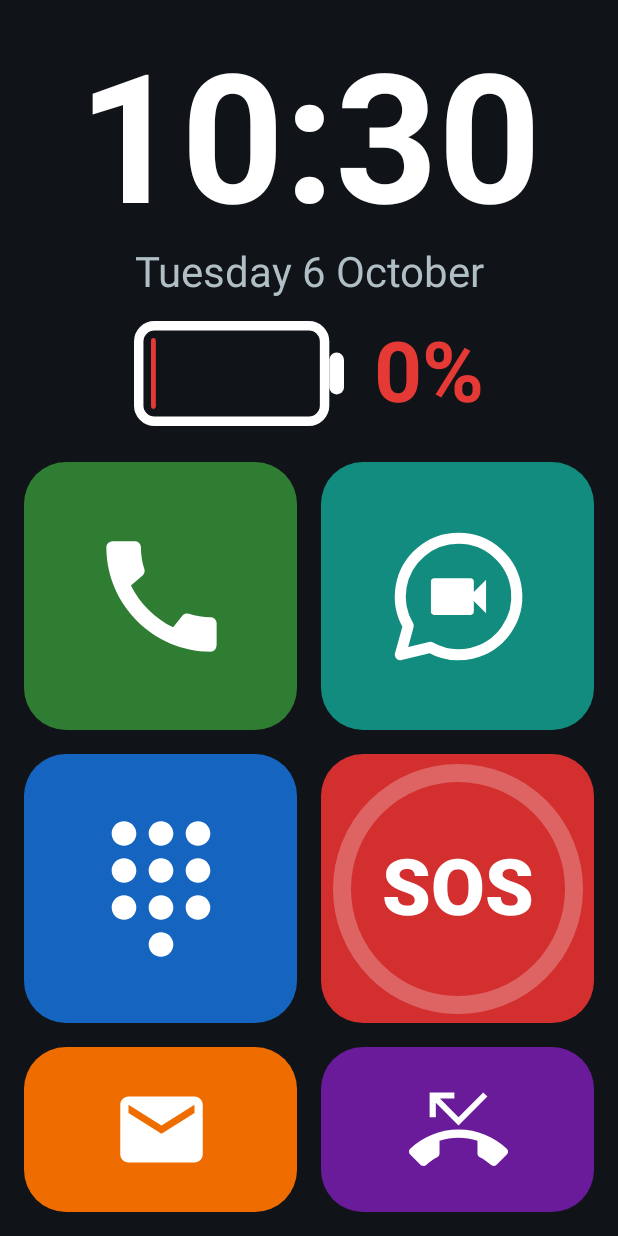
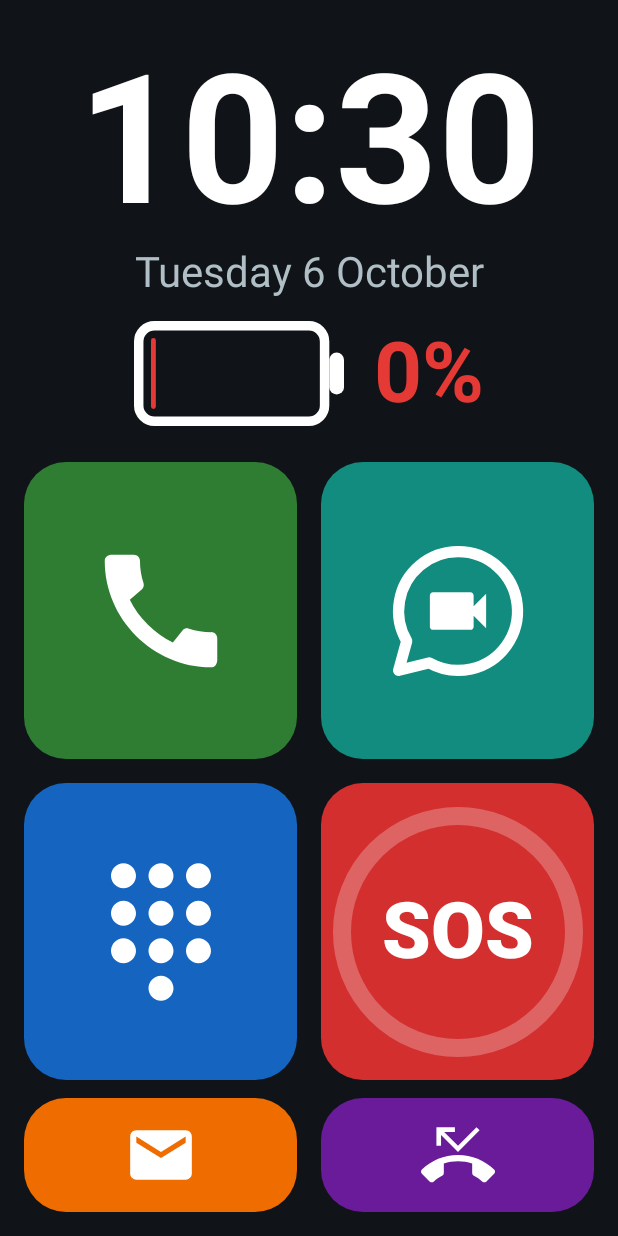
Before and after one commit to alvsanmun/LlamaditApp, an Android app built with Jetpack Compose: the screen it shows after launch (MainActivity), on a phone screen of 412 x 824 dp. Run offline under Robolectric (Android 15) with nearby library versions, the phone set to English and light mode, and no system bars.

Commit message:
Pantalla principal: botones de mensajes y perdidas más bajos, los cuatro grandes más altos
Co-Authored-By: Claude Opus 5.5 <noreply@anthropic.com>

```diff
--- a/app/src/main/java/com/launcherfacil/app/ui/HomeScreen.kt
+++ b/app/src/main/java/com/launcherfacil/app/ui/HomeScreen.kt
@@ -89,8 +89,8 @@ fun HomeScreen(
         }
 
         // Fila de botones más pequeños: mensajes y llamadas perdidas, con el número
-        // de nuevos en la esquina.
-        Spacer(Modifier.height(16.dp))
+        // de nuevos en la esquina. Bajos, para dejar más sitio a los cuatro grandes.
+        Spacer(Modifier.height(12.dp))
         Row(
             modifier = Modifier.fillMaxWidth().height(SMALL_ROW_HEIGHT),
             horizontalArrangement = Arrangement.spacedBy(16.dp)
@@ -102,7 +102,7 @@ fun HomeScreen(
 }
 
 private const val CAREGIVER_HOLD_MS = 5000L
-private val SMALL_ROW_HEIGHT = 110.dp
+private val SMALL_ROW_HEIGHT = 76.dp
 
 @Composable
 private fun SmallTileWithBadge(
@@ -113,20 +113,20 @@ private fun SmallTileWithBadge(
     modifier: Modifier = Modifier
 ) {
     Box(modifier.fillMaxHeight()) {
-        BigTile(color, onClick, Modifier.fillMaxSize()) { TileIcon(icon, 0.6f) }
+        BigTile(color, onClick, Modifier.fillMaxSize()) { TileIcon(icon, 0.65f) }
         if (count > 0) {
             Box(
                 modifier = Modifier
                     .align(Alignment.TopEnd)
-                    .padding(6.dp)
-                    .size(48.dp)
+                    .padding(4.dp)
+                    .size(40.dp)
                     .background(BateriaBaja, CircleShape),
                 contentAlignment = Alignment.Center
             ) {
                 Text(
                     if (count > 99) "99+" else count.toString(),
                     color = TextoClaro,
-                    fontSize = if (count > 9) 20.sp else 26.sp,
+                    fontSize = if (count > 9) 17.sp else 22.sp,
                     fontWeight = FontWeight.Bold
                 )
             }
```
